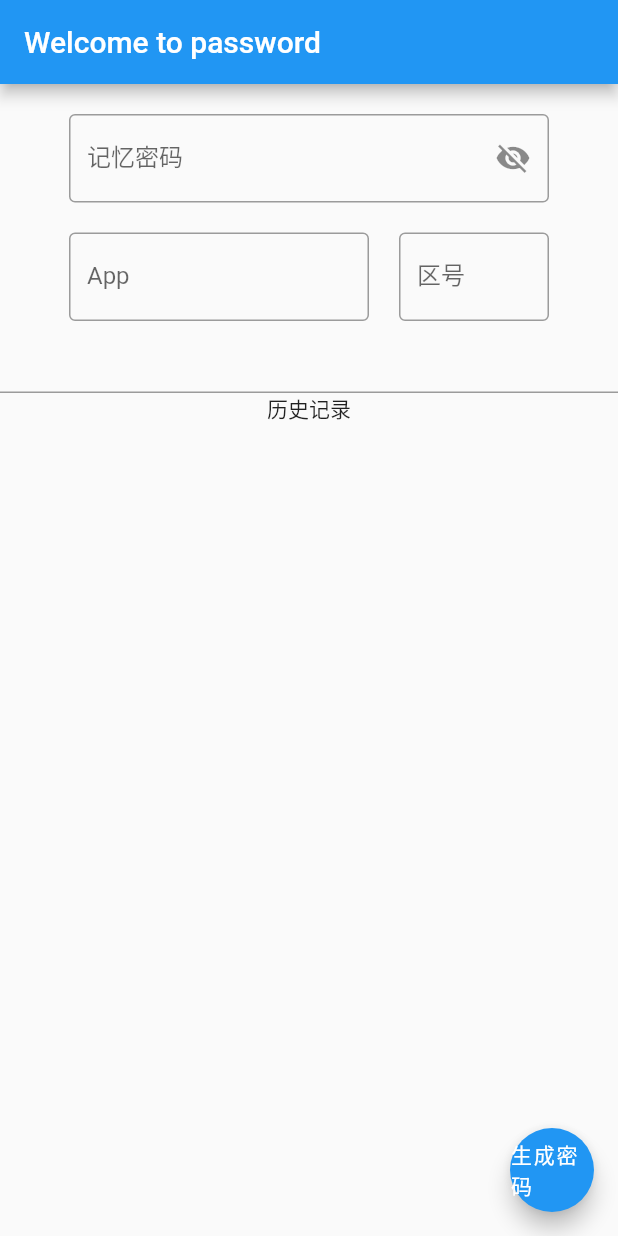
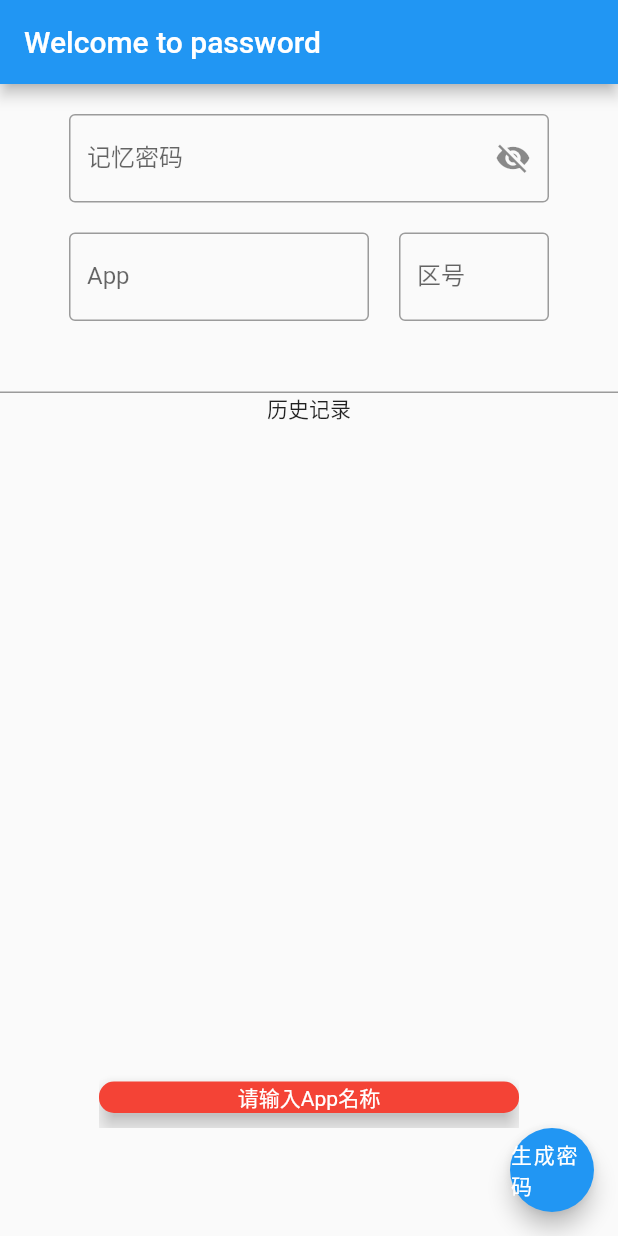
Before and after one commit to lwllvyb/Passwordflower, a Flutter app: the screen it shows after launch, after a tap on "生成密码", on a phone screen of 412 x 824 dp. Run offline on Flutter 3.47's test engine with Material 2 defaults, Android fonts, the phone set to English and light mode, and no system bars; our stand-ins replace fluttertoast, sqflite_common_ffi, sqflite_common_ffi_web; missing offline and left inert: bruno; accounts and stored records are empty.

Commit message:
add color for toask

```diff
--- a/lib/main.dart
+++ b/lib/main.dart
@@ -125,6 +125,30 @@ class _HomePasswordState extends State<HomePassword> {
   void initState() {
     super.initState();
     initItems();
+  }
+
+  void showToast(context, msg, {Color color = Colors.green}) {
+    ScaffoldMessenger.of(context).showSnackBar(
+      SnackBar(
+        // action: SnackBarAction(
+        //   label: 'Action',
+        //   onPressed: () {
+        //     // Code to execute.
+        //   },
+        // ),
+        content: Center(child: Text(msg)),
+        duration: const Duration(milliseconds: 1000),
+        width: 280.0, // Width of the SnackBar.
+        padding: const EdgeInsets.symmetric(
+          horizontal: 8.0, // Inner padding for SnackBar content.
+        ),
+        behavior: SnackBarBehavior.floating,
+        shape: RoundedRectangleBorder(
+          borderRadius: BorderRadius.circular(10.0),
+        ),
+        backgroundColor: color,
+      ),
+    );
   }
 
   @override
@@ -268,6 +292,7 @@ class _HomePasswordState extends State<HomePassword> {
               setState(() {
                 _appValidate = false;
               });
+              showToast(context, "请输入App名称", color: Colors.red);
             } else {
               await db.updateOrInsert(PasswordItem(
                   name: _controllerApp.text,
@@ -285,6 +310,7 @@ class _HomePasswordState extends State<HomePassword> {
 
                 _appValidate = true;
               });
+              showToast(context, "${_controllerApp.text} 密码已生成");
             }
           },
           child: const Text("生成密码")),
```
